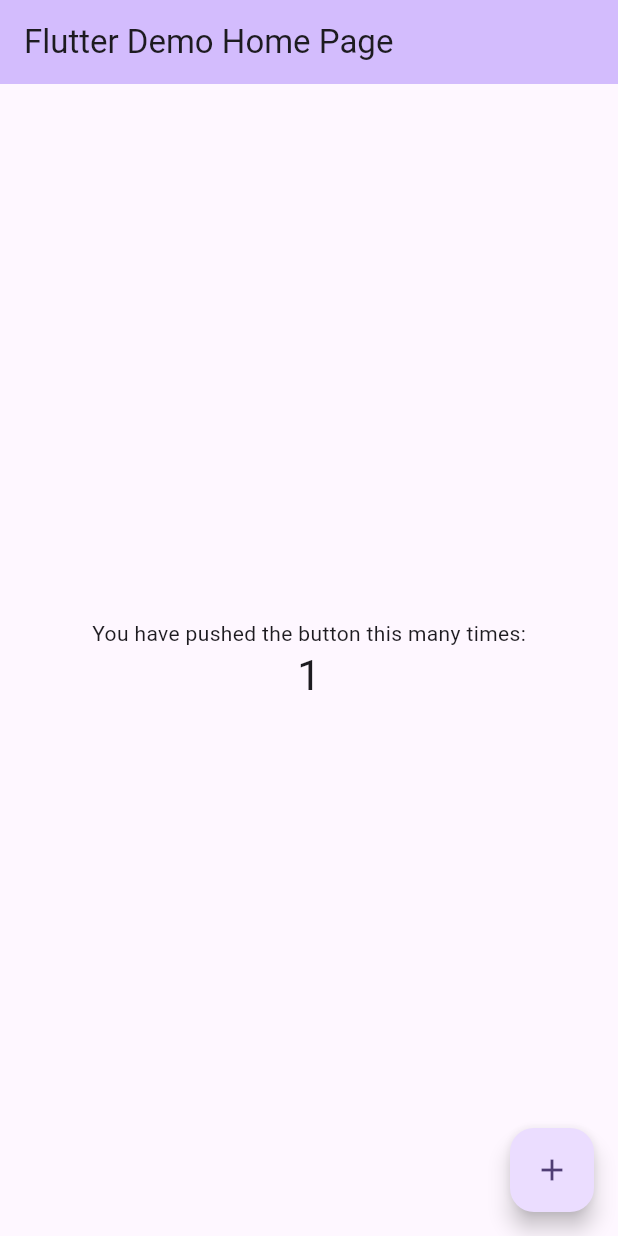
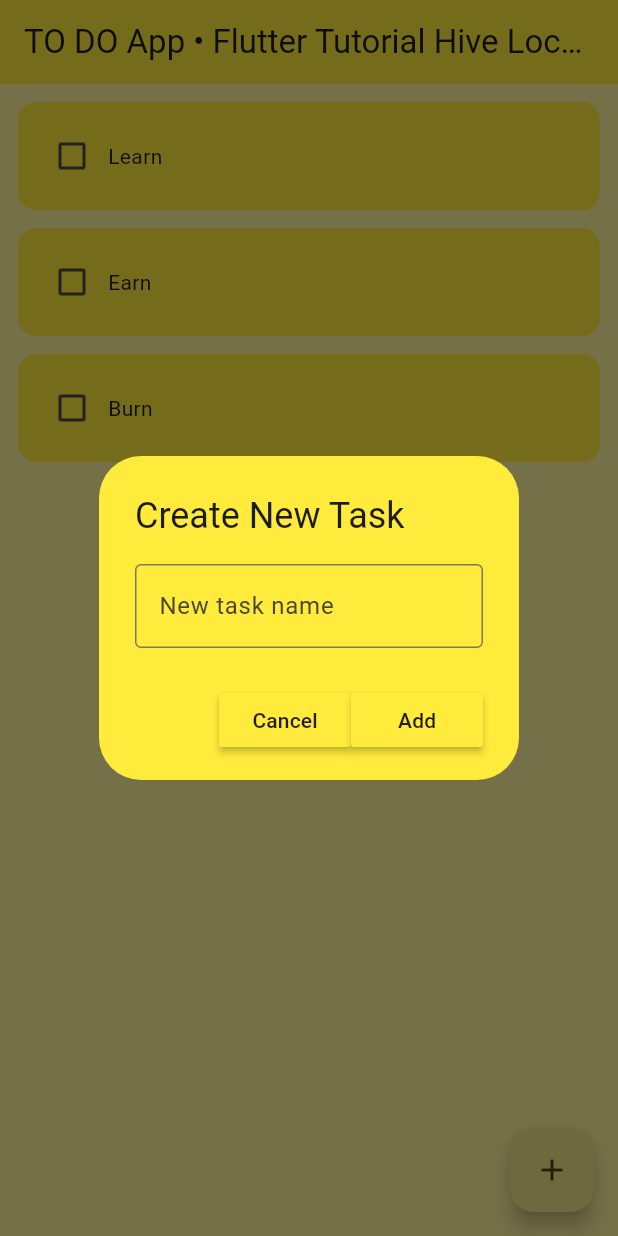
Before and after one commit to playgroundlk/to_do_app_flutter_tutorial_hive_local_storage_by_mitch_koko, a Flutter app: the screen it shows after launch, after a tap on the "add" icon, on a phone screen of 412 x 824 dp. Run offline on Flutter 3.47's test engine with Material 3 defaults, Android fonts, the phone set to English and light mode, and no system bars; drawn by our look-alikes of flutter_slidable; our stand-ins replace hive_flutter; accounts and stored records are empty.

Commit message:
Finish tutorial

```diff
--- /dev/null
+++ b/lib/database/database.dart
@@ -0,0 +1,24 @@
+import 'package:hive_flutter/hive_flutter.dart';
+
+class ToDoDatabase {
+  List todoList = [];
+
+  final _myBox = Hive.box("my_task_box");
+
+  void createInitialData() {
+    todoList = [
+      ["Learn", false],
+      ["Earn", false],
+      ["Burn", false],
+    ];
+  }
+
+  void loadData() {
+    todoList = _myBox.get("TODO_LIST");
+  }
+
+  void updateData() {
+    _myBox.put("TODO_LIST", todoList);
+    _myBox.flush();
+  }
+}
--- /dev/null
+++ b/lib/home_page.dart
@@ -0,0 +1,98 @@
+import 'package:flutter/material.dart';
+import 'package:hive_flutter/hive_flutter.dart';
+import 'package:to_do_app_flutter_tutorial_hive_local_storage_by_mitch_koko/database/database.dart';
+
+import 'util/dialog_box.dart';
+import 'util/todo_tile.dart';
+
+class HomePage extends StatefulWidget {
+  const HomePage({
+    super.key,
+  });
+
+  @override
+  State<HomePage> createState() => _HomePageState();
+}
+
+class _HomePageState extends State<HomePage> {
+  final _myBox = Hive.box("my_task_box");
+  final _controller = TextEditingController();
+  ToDoDatabase database = ToDoDatabase();
+
+  @override
+  void initState() {
+    if (_myBox.get("TODO_LIST") == null) {
+      database.createInitialData();
+    } else {
+      database.loadData();
+    }
+    super.initState();
+  }
+
+  void createNewTask() {
+    showDialog(
+      context: context,
+      builder: (context) {
+        return DialogBox(
+          controller: _controller,
+          onCancel: () {
+            Navigator.of(context).pop();
+            _controller.clear();
+          },
+          onSave: saveNewTask,
+        );
+      },
+    );
+  }
+
+  void saveNewTask() {
+    setState(() {
+      if (_controller.text.isNotEmpty) {
+        database.todoList.add([_controller.text, false]);
+        _controller.clear();
+      }
+    });
+    database.updateData();
+    Navigator.of(context).pop();
+  }
+
+  deleteTask(int index) {
+    setState(() {
+      database.todoList.removeAt(index);
+    });
+    database.updateData();
+  }
+
+  void checkboxChanged(bool? value, int index) {
+    setState(() {
+      database.todoList[index][1] = !database.todoList[index][1];
+    });
+    database.updateData();
+  }
+
+  @override
+  Widget build(BuildContext context) {
+    return Scaffold(
+      backgroundColor: Colors.yellow[200],
+      appBar: AppBar(
+        title: const Text("TO DO App • Flutter Tutorial Hive Local Storage By Mitch Koko"),
+        backgroundColor: Colors.yellow,
+      ),
+      body: ListView.builder(
+        itemCount: database.todoList.length,
+        itemBuilder: (context, index) {
+          return ToDoTile(
+            taskName: database.todoList[index][0],
+            taskCompleted: database.todoList[index][1],
+            onChanged: (value) => checkboxChanged(value, index),
+            deleteTask: (context) => deleteTask(index),
+          );
+        },
+      ),
+      floatingActionButton: FloatingActionButton(
+        onPressed: createNewTask,
+        child: const Icon(Icons.add),
+      ),
+    );
+  }
+}
--- a/lib/main.dart
+++ b/lib/main.dart
@@ -1,69 +1,36 @@
 import 'package:flutter/material.dart';
+import 'package:hive_flutter/adapters.dart';
 
-void main() {
-  runApp(const MyApp());
+import 'home_page.dart';
+
+void main() async {
+  await Hive.initFlutter('to_do_app_flutter_tutorial_hive_local_storage_by_mitch_koko');
+
+  // ignore: unused_local_variable
+  var box = await Hive.openBox('my_task_box');
+
+  runApp(
+    const MyApp(),
+  );
 }
 
 class MyApp extends StatelessWidget {
-  const MyApp({super.key});
+  const MyApp({
+    super.key,
+  });
 
   @override
   Widget build(BuildContext context) {
     return MaterialApp(
-      title: 'Flutter Demo',
+      title: 'TO DO App • Flutter Tutorial Hive Local Storage By Mitch Koko',
       theme: ThemeData(
-        colorScheme: ColorScheme.fromSeed(seedColor: Colors.deepPurple),
+        colorScheme: ColorScheme.fromSeed(
+          primary: Colors.yellow,
+          seedColor: Colors.yellow,
+        ),
         useMaterial3: true,
       ),
-      home: const MyHomePage(title: 'Flutter Demo Home Page'),
+      home: const HomePage(),
     );
   }
 }
-
-class MyHomePage extends StatefulWidget {
-  const MyHomePage({super.key, required this.title});
-
-  final String title;
-
-  @override
-  State<MyHomePage> createState() => _MyHomePageState();
-}
-
-class _MyHomePageState extends State<MyHomePage> {
-  int _counter = 0;
-
-  void _incrementCounter() {
-    setState(() {
-      _counter++;
-    });
-  }
-
-  @override
-  Widget build(BuildContext context) {
-    return Scaffold(
-      appBar: AppBar(
-        backgroundColor: Theme.of(context).colorScheme.inversePrimary,
-        title: Text(widget.title),
-      ),
-      body: Center(
-        child: Column(
-          mainAxisAlignment: MainAxisAlignment.center,
-          children: <Widget>[
-            const Text(
-              'You have pushed the button this many times:',
-            ),
-            Text(
-              '$_counter',
-              style: Theme.of(context).textTheme.headlineMedium,
-            ),
-          ],
-        ),
-      ),
-      floatingActionButton: FloatingActionButton(
-        onPressed: _incrementCounter,
-        tooltip: 'Increment',
-        child: const Icon(Icons.add),
-      ),
-    );
-  }
-}
--- /dev/null
+++ b/lib/util/dialog_box.dart
@@ -0,0 +1,50 @@
+import 'package:flutter/material.dart';
+import 'my_button.dart';
+
+class DialogBox extends StatelessWidget {
+  const DialogBox({
+    super.key,
+    required this.controller,
+    required this.onCancel,
+    required this.onSave,
+  });
+
+  final TextEditingController controller;
+  final VoidCallback onCancel;
+  final VoidCallback onSave;
+
+  @override
+  Widget build(BuildContext context) {
+    return AlertDialog(
+      // icon: const Icon(Icons.add),
+      title: const Text('Create New Task'),
+      backgroundColor: Colors.yellow,
+      content: SizedBox(
+        height: 120,
+        child: Column(
+          children: [
+            TextField(
+              controller: controller,
+              decoration: const InputDecoration(
+                fillColor: Colors.black12,
+                border: OutlineInputBorder(),
+                hintText: "New task name",
+              ),
+            ),
+            const SizedBox(
+              height: 24.0,
+            ),
+            Row(
+              mainAxisAlignment: MainAxisAlignment.end,
+              crossAxisAlignment: CrossAxisAlignment.end,
+              children: [
+                MyButton(text: "Cancel", onPressed: onCancel),
+                MyButton(text: "Add", onPressed: onSave),
+              ],
+            ),
+          ],
+        ),
+      ),
+    );
+  }
+}
--- /dev/null
+++ b/lib/util/my_button.dart
@@ -0,0 +1,21 @@
+import 'package:flutter/material.dart';
+
+class MyButton extends StatelessWidget {
+  const MyButton({
+    super.key,
+    required this.text,
+    required this.onPressed,
+  });
+
+  final String text;
+  final VoidCallback onPressed;
+
+  @override
+  Widget build(BuildContext context) {
+    return MaterialButton(
+      color: Theme.of(context).primaryColor,
+      onPressed: onPressed,
+      child: Text(text),
+    );
+  }
+}
--- /dev/null
+++ b/lib/util/todo_tile.dart
@@ -0,0 +1,67 @@
+import 'package:flutter/material.dart';
+import 'package:flutter_slidable/flutter_slidable.dart';
+
+class ToDoTile extends StatelessWidget {
+  const ToDoTile({
+    super.key,
+    required this.taskName,
+    required this.taskCompleted,
+    required this.onChanged,
+    required this.deleteTask,
+  });
+
+  final String taskName;
+  final bool taskCompleted;
+  final void Function(bool?)? onChanged;
+  final void Function(BuildContext)? deleteTask;
+
+  @override
+  Widget build(BuildContext context) {
+    return Padding(
+      padding: const EdgeInsets.only(
+        left: 12.0,
+        right: 12.0,
+        top: 12.0,
+        bottom: 0.0,
+      ),
+      child: Slidable(
+        endActionPane: ActionPane(
+          motion: const StretchMotion(),
+          children: [
+            SlidableAction(
+              icon: Icons.delete,
+              backgroundColor: Colors.red.shade300,
+              onPressed: deleteTask,
+              borderRadius: BorderRadius.circular(12.0),
+              autoClose: true,
+              padding: const EdgeInsets.all(12.0),
+              // label: "DELETE",
+            ),
+          ],
+        ),
+        child: Container(
+          padding: const EdgeInsets.all(12),
+          decoration: BoxDecoration(
+            color: Colors.yellow,
+            borderRadius: BorderRadius.circular(12),
+          ),
+          child: Row(
+            children: [
+              Checkbox(
+                value: taskCompleted,
+                onChanged: onChanged,
+                activeColor: Colors.black,
+              ),
+              Text(
+                taskName,
+                style: TextStyle(
+                  decoration: taskCompleted ? TextDecoration.lineThrough : TextDecoration.none,
+                ),
+              ),
+            ],
+          ),
+        ),
+      ),
+    );
+  }
+}
--- a/pubspec.yaml
+++ b/pubspec.yaml
@@ -10,6 +10,8 @@ dependencies:
   flutter:
     sdk: flutter
   cupertino_icons: ^1.0.8
+  flutter_slidable: ^3.1.1
+  hive_flutter: ^1.1.0
 
 dev_dependencies:
   flutter_test:
```
Also changed, not shown: pubspec.lock, 1 other file.
